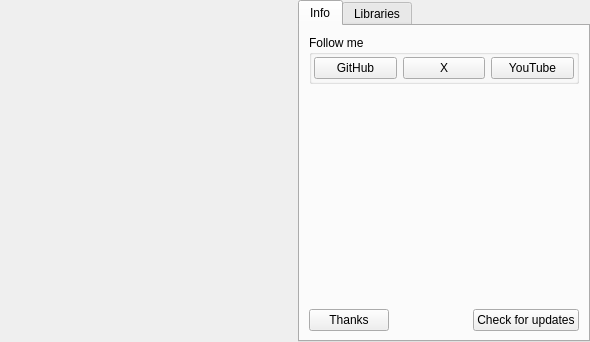
This is xaboutwidget.ui in horsicq/XAboutWidget as Qt 5 draws it before an edit. The edited form follows.
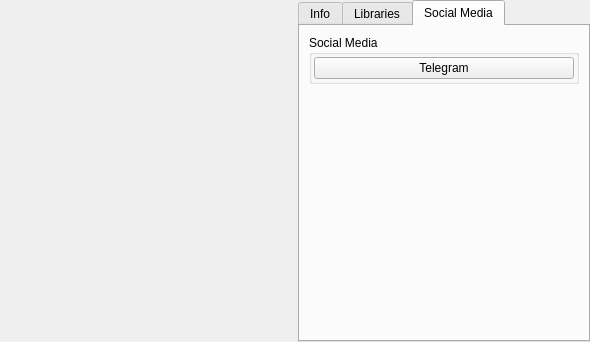
This is the edited form. The open tabs and pages were chosen to show the change.

Commit message:
add Social Media to About
Discord will be added soon.

```diff
--- a/xaboutwidget.ui
+++ b/xaboutwidget.ui
@@ -193,6 +193,69 @@
        </item>
       </layout>
      </widget>
+     <widget class="QWidget" name="tabSocialMedia">
+      <attribute name="title">
+       <string>Social Media</string>
+      </attribute>
+      <layout class="QVBoxLayout" name="verticalLayout_3">
+       <property name="leftMargin">
+        <number>9</number>
+       </property>
+       <property name="topMargin">
+        <number>9</number>
+       </property>
+       <property name="rightMargin">
+        <number>9</number>
+       </property>
+       <property name="bottomMargin">
+        <number>9</number>
+       </property>
+       <item>
+        <widget class="QGroupBox" name="groupBoxSocialMedia">
+         <property name="title">
+          <string>Social Media</string>
+         </property>
+         <layout class="QHBoxLayout" name="horizontalLayout_5">
+          <property name="leftMargin">
+           <number>2</number>
+          </property>
+          <property name="topMargin">
+           <number>2</number>
+          </property>
+          <property name="rightMargin">
+           <number>2</number>
+          </property>
+          <property name="bottomMargin">
+           <number>2</number>
+          </property>
+          <item>
+           <widget class="QPushButton" name="pushButtonTelegram">
+            <property name="text">
+             <string notr="true">Telegram</string>
+            </property>
+           </widget>
+          </item>
+         </layout>
+        </widget>
+       </item>
+       <item>
+        <widget class="QLabel" name="labelSocialMedia">
+         <property name="sizePolicy">
+          <sizepolicy hsizetype="Expanding" vsizetype="Expanding">
+           <horstretch>0</horstretch>
+           <verstretch>0</verstretch>
+          </sizepolicy>
+         </property>
+         <property name="text">
+          <string/>
+         </property>
+         <property name="openExternalLinks">
+          <bool>true</bool>
+         </property>
+        </widget>
+       </item>
+      </layout>
+     </widget>
     </widget>
    </item>
   </layout>
```
The commit also changes 2 other files.
